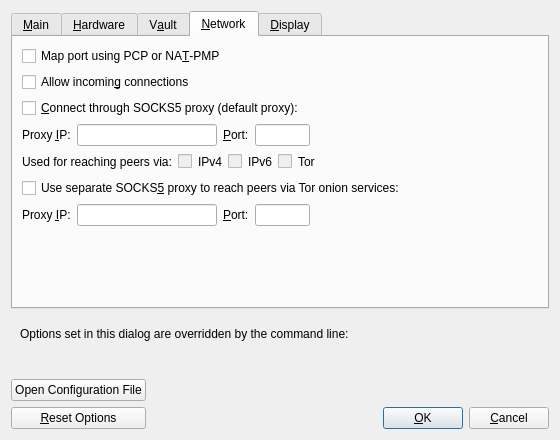
quicksilver-hg/quicksilver, file src/qt/forms/optionsdialog.ui: the form before one commit.
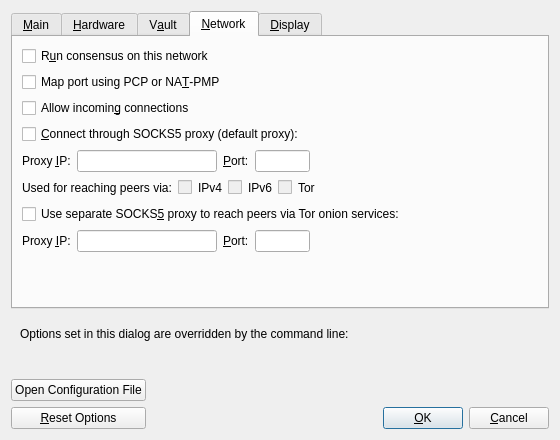
The form after the commit. The open tabs and pages were chosen to show the change. Custom widgets are drawn as their Qt base class.

Commit message: qt: consensus can be turned on or off for each network from Options, and consensus off says so plainly; Home coalesces bursts of ledger rows; signing holds the unlock and says why it failed; mining solves on every chosen card at once

Diff of the .ui file:
```diff
--- a/src/qt/forms/optionsdialog.ui
+++ b/src/qt/forms/optionsdialog.ui
@@ -435,6 +435,16 @@
        <string>&amp;Network</string>
       </attribute>
       <layout class="QVBoxLayout" name="verticalLayout_Network">
+       <item>
+        <widget class="QCheckBox" name="runConsensus">
+         <property name="toolTip">
+          <string>Applies to this network only. Each network keeps its own setting. Turning consensus off takes effect when the client restarts. Turning it on opens the consensus review first.</string>
+         </property>
+         <property name="text">
+          <string>R&amp;un consensus on this network</string>
+         </property>
+        </widget>
+       </item>
        <item>
         <widget class="QCheckBox" name="mapPortNatpmp">
          <property name="toolTip">
```
The commit also changes 42 other files.
